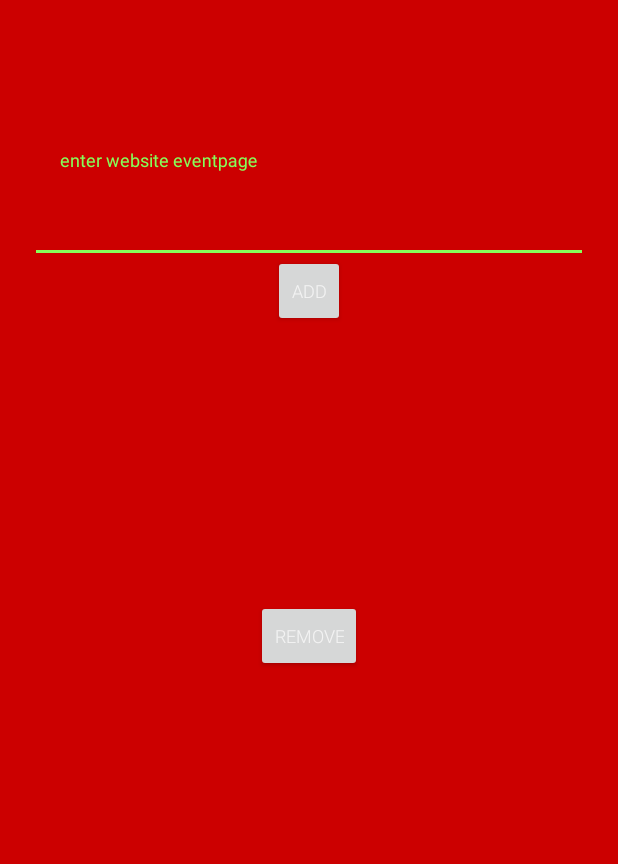
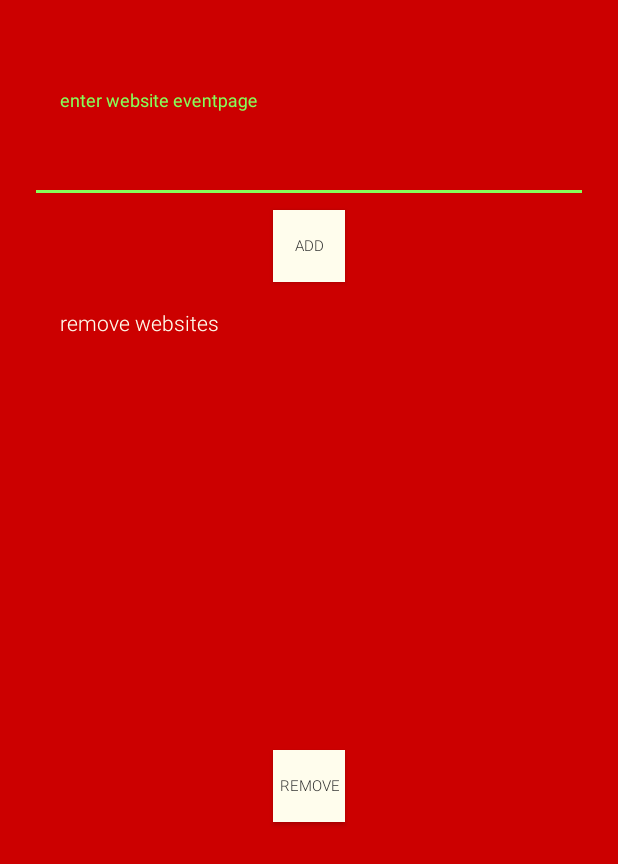
Before and after one commit to niiinja/mprogProject, an Android app: the SettingsActivity screen opened directly, with no data from a screen before it, on a phone screen of 412 x 824 dp. Shown: the top 864 px of the screen. Run offline under Robolectric (Android 15) with nearby library versions, the phone set to English and light mode, and no system bars.

Commit message:
code cleanup

```diff
--- a/app/src/main/java/com/example/s156543/eventjes/CalendarActivity.java
+++ b/app/src/main/java/com/example/s156543/eventjes/CalendarActivity.java
@@ -66,12 +66,13 @@ public class CalendarActivity extends AppCompatActivity {
 
     }
 
-    // Clicked category is passed to the MenuActivity
+    // Open settings activity
     private void toSettings() {
         Intent intent = new Intent(CalendarActivity.this, SettingsActivity.class);
         startActivity(intent);
     }
 
+    // Update the displayed events from the database
     private void updateData(Boolean save) {
         ListView lv = findViewById(R.id.eventlist);
         EventDatabase db = EventDatabase.getInstance(getApplicationContext());
@@ -103,7 +104,7 @@ public class CalendarActivity extends AppCompatActivity {
         updateData(save);
     }
 
-    // Listener on the Listview which checks whether a user clicks a category
+    // Listener opens the DetailActivity of the selected event
     private class ListViewClickListener implements AdapterView.OnItemClickListener {
         @Override
         public void onItemClick(AdapterView<?> adapterView, View view, int i, long l) {
--- a/app/src/main/res/layout/activity_settings.xml
+++ b/app/src/main/res/layout/activity_settings.xml
@@ -14,8 +14,8 @@
         android:layout_height="wrap_content"
         android:paddingLeft="20dp"
         android:paddingRight="20dp"
-        android:paddingTop="100dp">
-        android:layout_marginTop="50dp"
+        android:paddingTop="60dp">
+        android:layout_marginTop="40dp"
 
         <android.support.design.widget.TextInputEditText
             android:id="@+id/input"
@@ -34,16 +34,28 @@
         android:layout_width="wrap_content"
         android:layout_height="wrap_content"
         android:layout_centerHorizontal="true"
-        android:layout_marginTop="170dp"
+        android:layout_marginTop="140dp"
         android:layout_weight="1"
+        android:background="@color/colorPrimary"
         android:text="add"
-        android:textSize="12sp" />
+        android:textColor="@color/colorPrimaryDark"
+        android:textSize="10sp" />
+
+    <TextView
+        android:id="@+id/textView2"
+        android:layout_width="wrap_content"
+        android:layout_height="wrap_content"
+        android:paddingLeft="40dp"
+        android:paddingRight="20dp"
+        android:paddingTop="205dp"
+        android:text="remove websites"
+        android:textColor="@color/colorPrimary" />
 
     <ListView
         android:id="@+id/websiteList"
         android:layout_width="match_parent"
         android:layout_height="wrap_content"
-        android:layout_marginTop="200dp"
+        android:layout_marginTop="215dp"
         android:padding="20dp" />
 
     <Button
@@ -52,9 +64,11 @@
         android:layout_width="wrap_content"
         android:layout_height="wrap_content"
         android:layout_centerHorizontal="true"
-        android:layout_marginTop="400dp"
+        android:layout_marginTop="500dp"
+        android:background="@color/colorPrimary"
         android:text="remove"
-        android:textSize="12sp" /><![CDATA[
+        android:textColor="@color/colorPrimaryDark"
+        android:textSize="10sp" /><![CDATA[
 
 
     android:layout_weight="1"
--- a/app/src/main/res/layout/eventlist_row.xml
+++ b/app/src/main/res/layout/eventlist_row.xml
@@ -19,7 +19,8 @@
             android:layout_height="wrap_content"
             android:layout_weight="1"
             android:text="TextView"
-            android:textColor="@android:color/holo_red_dark" />
+            android:textColor="@android:color/holo_red_dark"
+            android:textSize="18sp" />
     </RelativeLayout>
 
     <RelativeLayout
@@ -33,7 +34,8 @@
             android:layout_height="wrap_content"
             android:layout_weight="1"
             android:text="TextView"
-            android:textColor="@android:color/holo_red_dark" />
+            android:textColor="@android:color/holo_red_dark"
+            android:textSize="18sp" />
 
     </RelativeLayout>
 
```
Also changed, not shown: app/src/main/java/com/example/s156543/eventjes/Scraper.java (+28 -28 lines), app/src/main/res/layout/activity_calendar.xml (+19 -2 lines).
